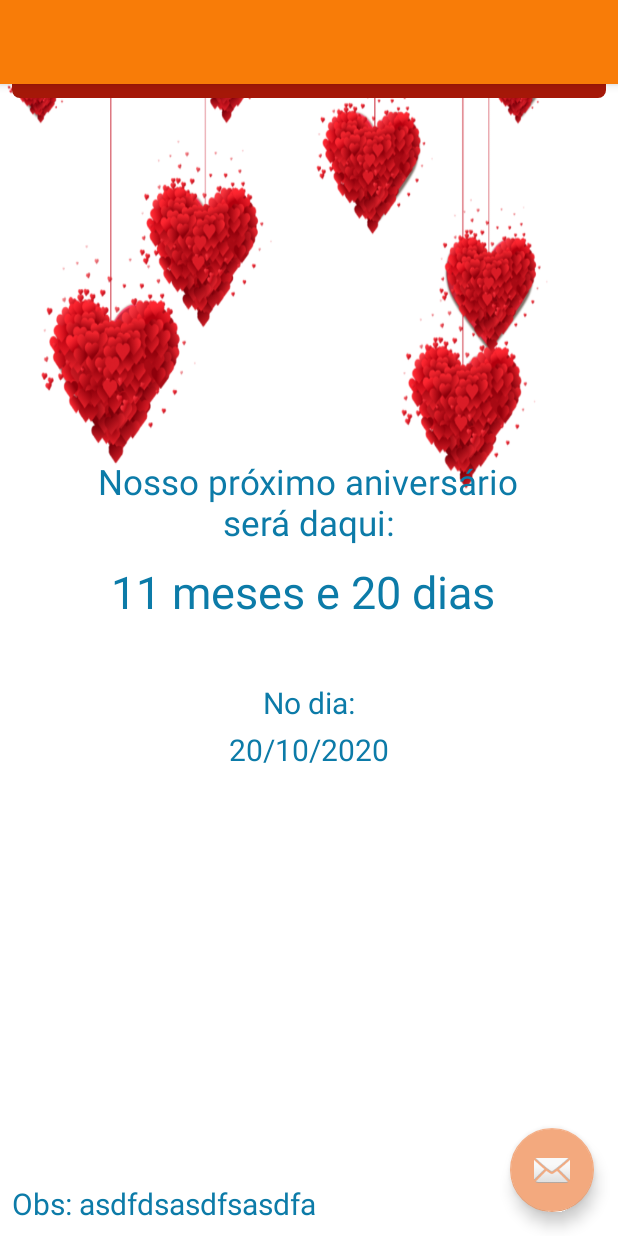
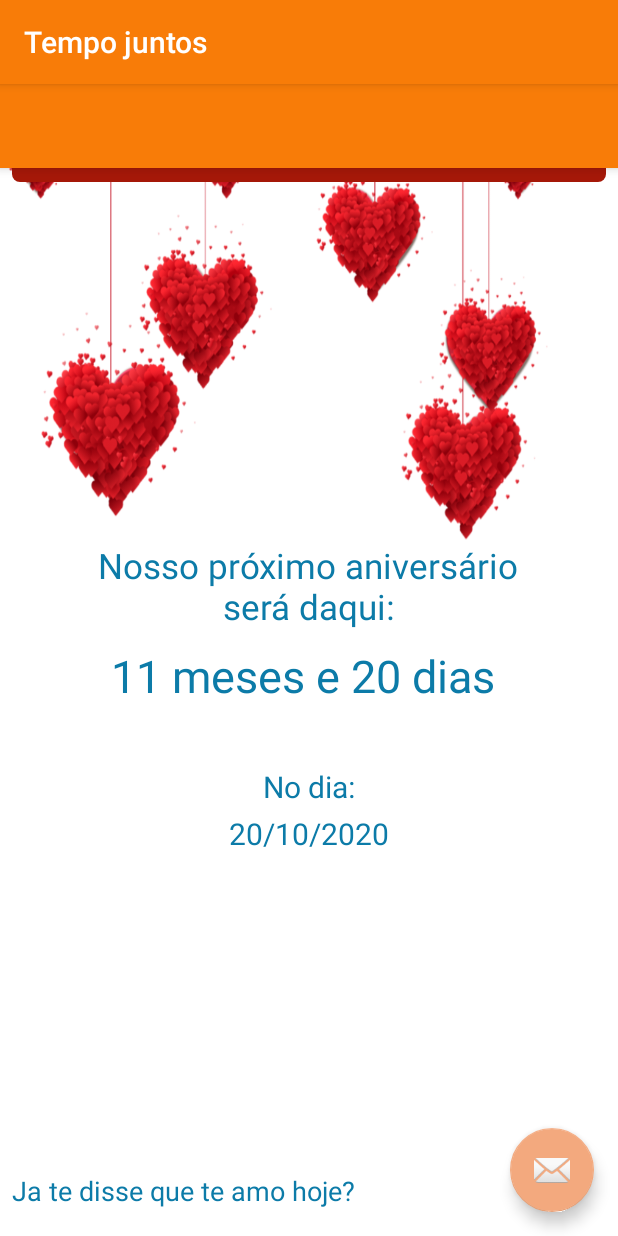
Before and after one commit to juniorsolo/tempoNamoroApp, an Android app: the screen it shows after launch (NextDatingActivity), after a tap on "PRÓXIMO ANIVERSÁRIO", on a phone screen of 412 x 824 dp. Run offline under Robolectric (Android 15) with nearby library versions, the phone set to English and light mode, and no system bars.

Commit message:
Criando mensagem aleatórias e incluindo mensagem.

```diff
--- a/app/src/main/AndroidManifest.xml
+++ b/app/src/main/AndroidManifest.xml
@@ -9,10 +9,7 @@
         android:roundIcon="@mipmap/ic_launcher_round"
         android:supportsRtl="true"
         android:theme="@style/AppTheme">
-        <activity
-            android:name=".views.NextDatingActivity"
-            android:label="@string/title_activity_next_dating"
-            android:theme="@style/AppTheme.NoActionBar"></activity>
+        <activity android:name=".views.NextDatingActivity"></activity>
         <activity android:name=".views.MainActivity">
             <intent-filter>
                 <action android:name="android.intent.action.MAIN" />
--- a/app/src/main/java/com/junior/tempodenamoro/util/GeneratePhrases.java
+++ b/app/src/main/java/com/junior/tempodenamoro/util/GeneratePhrases.java
@@ -1,10 +1,25 @@
 package com.junior.tempodenamoro.util;
+
+import java.util.ArrayList;
+import java.util.Random;
 
 public class GeneratePhrases {
 
 
+    public static String Generate(){
+        ArrayList<String> phrases = GeneratePhrases.createPhrase();
+        int r = new Random().nextInt(phrases.size());
+        return phrases.get(r);
+    }
 
-    private static class Phrases{
+    private static ArrayList<String> createPhrase(){
+        ArrayList<String> phrases = new ArrayList<>();
 
+        phrases.add("Seu estocolmo não tem cura, mas é isso q amo em vc...");
+        phrases.add("Esse amor deixa meu coração pocando...");
+        phrases.add("Ja te disse que te amo hoje?");
+        phrases.add("Um choop de vinho e vc, combinação perfeita :-)");
+        return phrases;
     }
+
 }
--- a/app/src/main/java/com/junior/tempodenamoro/views/MainActivity.java
+++ b/app/src/main/java/com/junior/tempodenamoro/views/MainActivity.java
@@ -14,10 +14,13 @@ import com.junior.tempodenamoro.util.ExtractTimeFromPeriod;
 import java.time.LocalDate;
 import java.time.Month;
 import java.time.Period;
+import java.time.format.DateTimeFormatter;
 
 public class MainActivity extends AppCompatActivity implements View.OnClickListener{
 
     private ViewHolder mViewHolder = new ViewHolder();
+    private LocalDate dateDating = LocalDate.of(2017, Month.OCTOBER, 20);
+    private DateTimeFormatter dtformatter = DateTimeFormatter.ofPattern("dd/MM/yyyy");
 
     @Override
     protected void onCreate(Bundle savedInstanceState) {
@@ -26,8 +29,10 @@ public class MainActivity extends AppCompatActivity implements View.OnClickListe
 
         this.mViewHolder.textCurrentTime = findViewById(R.id.current_time);
         this.mViewHolder.buttonNextBirthday = findViewById(R.id.button_next_birthday);
+        this.mViewHolder.dateBeginDating = findViewById(R.id.text_begin_dating);
         this.mViewHolder.buttonNextBirthday.setOnClickListener(this);
         this.mViewHolder.textCurrentTime.setText( this.findTimeDating() + " juntos..." );
+        this.mViewHolder.dateBeginDating.setText(dtformatter.format(dateDating));
 
     }
     @Override
@@ -38,7 +43,6 @@ public class MainActivity extends AppCompatActivity implements View.OnClickListe
         }
     }
     private String findTimeDating() {
-        LocalDate dateDating = LocalDate.of(2017, Month.OCTOBER, 20);
         LocalDate today = LocalDate.now();
         Period period = Period.between(dateDating, today);
         return ExtractTimeFromPeriod.extract(period);
@@ -47,5 +51,6 @@ public class MainActivity extends AppCompatActivity implements View.OnClickListe
     private static class ViewHolder{
         TextView textCurrentTime;
         Button buttonNextBirthday;
+        TextView dateBeginDating;
     }
 }
--- a/app/src/main/java/com/junior/tempodenamoro/views/NextDatingActivity.java
+++ b/app/src/main/java/com/junior/tempodenamoro/views/NextDatingActivity.java
@@ -6,6 +6,7 @@ import com.google.android.material.floatingactionbutton.FloatingActionButton;
 import com.google.android.material.snackbar.Snackbar;
 import com.junior.tempodenamoro.R;
 import com.junior.tempodenamoro.util.ExtractTimeFromPeriod;
+import com.junior.tempodenamoro.util.GeneratePhrases;
 
 import androidx.appcompat.app.AppCompatActivity;
 import androidx.appcompat.widget.Toolbar;
@@ -31,12 +32,20 @@ public class NextDatingActivity extends AppCompatActivity {
 
         mViewHolder.nextBirthday = findViewById(R.id.text_nextBirthday);
         mViewHolder.noDia = findViewById(R.id.text_dia);
+        mViewHolder.obs = findViewById(R.id.text_obs);
+
+        //this.writePhrase();
     }
 
     @Override
     protected void onResume() {
         super.onResume();
         this.timeDownNextBirthday();
+        this.writePhrase();
+    }
+
+    private void writePhrase(){
+        mViewHolder.obs.setText(GeneratePhrases.Generate());
     }
 
     private void timeDownNextBirthday(){
@@ -61,6 +70,7 @@ public class NextDatingActivity extends AppCompatActivity {
     private static class ViewHolder{
         TextView nextBirthday;
         TextView noDia;
+        TextView obs;
     }
 
 }
--- a/app/src/main/res/layout/activity_main.xml
+++ b/app/src/main/res/layout/activity_main.xml
@@ -27,7 +27,7 @@
         android:layout_centerInParent="true"
         android:textSize="30dp"
         android:layout_below="@+id/title"
-        android:layout_marginTop="190dp"
+        android:layout_marginTop="150dp"
         android:textColor="@color/colorBlue"
         android:text="1 Ano, 1 mês e 15 dias"/>
 
--- a/app/src/main/res/layout/content_next_dating.xml
+++ b/app/src/main/res/layout/content_next_dating.xml
@@ -9,7 +9,7 @@
     tools:context=".views.NextDatingActivity">
 
     <TextView
-        android:id="@+id/title"
+        android:id="@+id/text_title"
         android:layout_width="match_parent"
         android:layout_height="wrap_content"
         android:gravity="center"
@@ -23,7 +23,7 @@
         android:id="@+id/text_infoBirthday"
         android:layout_width="310dp"
         android:layout_height="wrap_content"
-        android:layout_below="@+id/title"
+        android:layout_below="@+id/text_title"
         android:layout_centerInParent="true"
         android:layout_marginTop="240dp"
         android:textSize="23sp"
@@ -67,8 +67,10 @@
         android:layout_width="wrap_content"
         android:layout_height="wrap_content"
         android:layout_alignParentBottom="true"
-        android:textSize="20sp"
+        android:layout_marginBottom="10dp"
+        android:textSize="18sp"
+        android:textAlignment="center"
         android:textColor="#0C7BA8"
-        android:text="Obs: asdfdsasdfsasdfa"/>
+        android:text="Você começou a me amar, no dia que comeu do meu risoto kkkk"/>
 
 </RelativeLayout>
--- a/app/src/main/res/values/strings.xml
+++ b/app/src/main/res/values/strings.xml
@@ -1,6 +1,6 @@
 <resources>
-    <string name="app_name">Tempo Juntos</string>
-    <string name="tempo_juntos">Tempo juntos</string>
+    <string name="app_name">Tempo juntos</string>
+    <string name="tempo_juntos">O Tempo está passando...</string>
     <string name="title_activity_next_dating">NextDatingActivity</string>
     <string name="proximo_aniversario">Próximo Aniversário</string>
 </resources>
--- a/app/src/main/res/values/styles.xml
+++ b/app/src/main/res/values/styles.xml
@@ -9,7 +9,7 @@
     </style>
 
     <style name="AppTheme.NoActionBar">
-        <item name="windowActionBar">false</item>
+        <item name="windowActionBar">true</item>
         <item name="windowNoTitle">true</item>
     </style>
 
```
Also changed, not shown: app/src/main/java/com/junior/tempodenamoro/util/GeneratePhrase.java (added, +39 -0 lines), app/src/main/res/layout/activity_teste.xml (added, +9 -0 lines).
